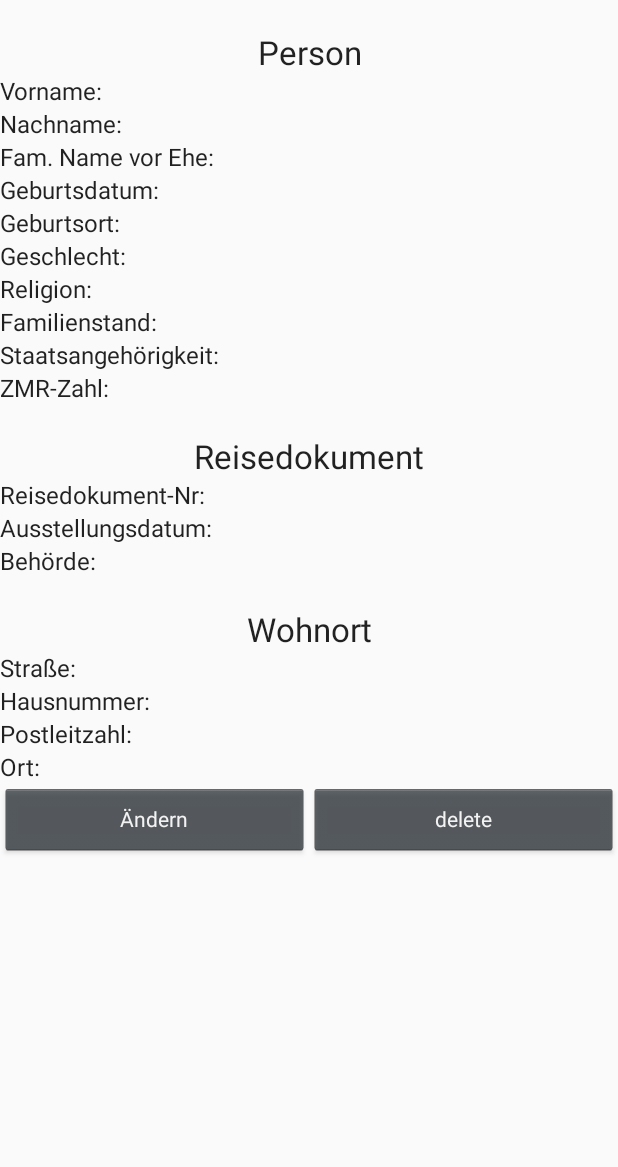
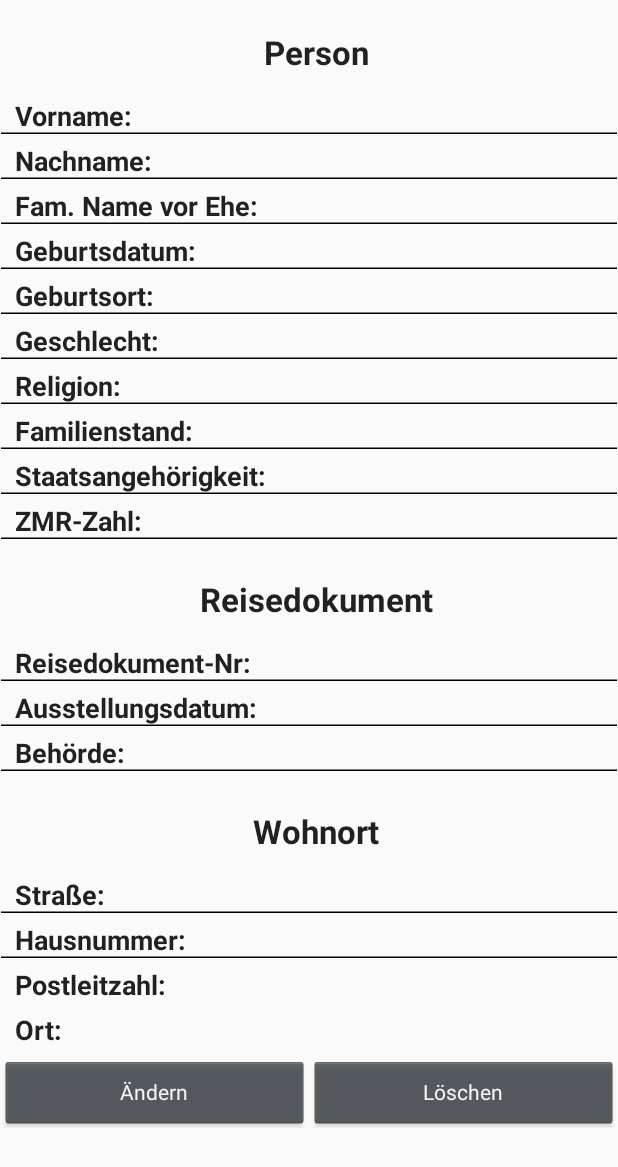
Before and after one commit to SKogelnik/resifo-android, an Android app: the DetailsActivity screen opened directly, with no data from a screen before it, on a phone screen of 412 x 824 dp. Shown: the top 1167 px of the screen. Run offline under Robolectric (Android 15) with nearby library versions, the phone set to English and light mode, and no system bars; 18 statements that could not run were skipped.

Commit message:
design improvements

```diff
--- /dev/null
+++ b/Resifo/app/src/main/res/drawable/border.xml
@@ -0,0 +1,9 @@
+<?xml version="1.0" encoding="utf-8"?>
+<layer-list xmlns:android="http://schemas.android.com/apk/res/android">
+    <item android:left="0dp" android:right="0dp"  android:top="0dp"
+        android:bottom="-24dp">
+        <shape android:shape="line">
+            <stroke android:width="1dp" android:color="#000000" />
+        </shape>
+    </item>
+</layer-list>
--- a/Resifo/app/src/main/res/layout/details.xml
+++ b/Resifo/app/src/main/res/layout/details.xml
@@ -2,11 +2,12 @@
 <LinearLayout xmlns:android="http://schemas.android.com/apk/res/android"
     xmlns:tools="http://schemas.android.com/tools"
     android:orientation="vertical" android:layout_width="match_parent"
-    android:layout_height="match_parent">
+    android:layout_height="wrap_content">
 
     <ScrollView
         android:layout_width="match_parent"
-        android:layout_height="wrap_content">
+        android:layout_height="wrap_content"
+        android:layout_weight="1">
 
         <LinearLayout
             android:layout_width="match_parent"
@@ -17,7 +18,10 @@
                 android:layout_width="match_parent"
                 android:layout_height="match_parent"
                 android:layout_marginTop="20dp"
-                android:layout_weight="1">
+                android:layout_weight="1"
+                android:layout_marginBottom="5dp"
+                android:paddingLeft="10dp"
+                android:scrollbarSize="15dp">
 
                 <TextView
                     android:text="Person"
@@ -25,13 +29,18 @@
                     android:layout_height="wrap_content"
                     android:id="@+id/textView24"
                     android:textAppearance="@android:style/TextAppearance.DeviceDefault.Large"
-                    android:textAlignment="center" />
+                    android:textAlignment="center"
+                    android:textStyle="normal|bold"
+                    android:layout_marginBottom="10dp" />
             </RelativeLayout>
 
             <LinearLayout
                 android:orientation="horizontal"
                 android:layout_width="match_parent"
-                android:layout_height="match_parent">
+                android:layout_height="match_parent"
+                android:layout_marginBottom="5dp"
+                android:paddingLeft="10dp"
+                android:background="@drawable/border">
 
                 <TextView
                     android:text="Vorname:"
@@ -40,7 +49,9 @@
                     android:id="@+id/textView7"
                     android:layout_weight="1"
                     android:textAppearance="@style/TextAppearance.AppCompat.Subhead"
-                    android:textAlignment="viewStart" />
+                    android:textAlignment="viewStart"
+                    android:textStyle="normal|bold"
+                    android:textSize="18sp" />
 
                 <TextView
                     android:layout_width="match_parent"
@@ -54,7 +65,10 @@
             <LinearLayout
                 android:orientation="horizontal"
                 android:layout_width="match_parent"
-                android:layout_height="match_parent">
+                android:layout_height="match_parent"
+                android:layout_marginBottom="5dp"
+                android:paddingLeft="10dp"
+                android:background="@drawable/border">
 
                 <TextView
                     android:text="Nachname:"
@@ -63,7 +77,9 @@
                     android:id="@+id/textView8"
                     android:layout_weight="1"
                     android:textAppearance="@style/TextAppearance.AppCompat.Subhead"
-                    android:textAlignment="viewStart" />
+                    android:textAlignment="viewStart"
+                    android:textStyle="normal|bold"
+                    android:textSize="18sp" />
 
                 <TextView
                     android:layout_width="match_parent"
@@ -76,7 +92,10 @@
             <LinearLayout
                 android:orientation="horizontal"
                 android:layout_width="match_parent"
-                android:layout_height="match_parent">
+                android:layout_height="match_parent"
+                android:layout_marginBottom="5dp"
+                android:paddingLeft="10dp"
+                android:background="@drawable/border">
 
                 <TextView
                     android:text="Fam. Name vor Ehe:"
@@ -85,7 +104,9 @@
                     android:id="@+id/textView9"
                     android:layout_weight="1"
                     android:textAppearance="@style/TextAppearance.AppCompat.Subhead"
-                    android:textAlignment="viewStart" />
+                    android:textAlignment="viewStart"
+                    android:textStyle="normal|bold"
+                    android:textSize="18sp" />
 
                 <TextView
                     android:layout_width="match_parent"
@@ -98,7 +119,10 @@
             <LinearLayout
                 android:orientation="horizontal"
                 android:layout_width="match_parent"
-                android:layout_height="match_parent">
+                android:layout_height="match_parent"
+                android:layout_marginBottom="5dp"
+                android:paddingLeft="10dp"
+                android:background="@drawable/border">
 
                 <TextView
                     android:text="Geburtsdatum:"
@@ -107,7 +131,9 @@
                     android:id="@+id/textView10"
                     android:layout_weight="1"
                     android:textAppearance="@style/TextAppearance.AppCompat.Subhead"
-                    android:textAlignment="viewStart" />
+                    android:textAlignment="viewStart"
+                    android:textStyle="normal|bold"
+                    android:textSize="18sp" />
 
                 <TextView
                     android:layout_width="match_parent"
@@ -120,7 +146,10 @@
             <LinearLayout
                 android:orientation="horizontal"
                 android:layout_width="match_parent"
-                android:layout_height="match_parent">
+                android:layout_height="match_parent"
+                android:layout_marginBottom="5dp"
+                android:paddingLeft="10dp"
+                android:background="@drawable/border">
 
                 <TextView
                     android:text="Geburtsort:"
@@ -129,7 +158,9 @@
                     android:id="@+id/textView11"
                     android:layout_weight="1"
                     android:textAppearance="@style/TextAppearance.AppCompat.Subhead"
-                    android:textAlignment="viewStart" />
+                    android:textAlignment="viewStart"
+                    android:textStyle="normal|bold"
+                    android:textSize="18sp" />
 
                 <TextView
                     android:layout_width="match_parent"
@@ -142,7 +173,10 @@
             <LinearLayout
                 android:orientation="horizontal"
                 android:layout_width="match_parent"
-                android:layout_height="match_parent">
+                android:layout_height="match_parent"
+                android:layout_marginBottom="5dp"
+                android:paddingLeft="10dp"
+                android:background="@drawable/border">
 
                 <TextView
                     android:text="Geschlecht:"
@@ -151,7 +185,9 @@
                     android:id="@+id/textView12"
                     android:layout_weight="1"
                     android:textAppearance="@style/TextAppearance.AppCompat.Subhead"
-                    android:textAlignment="viewStart" />
+                    android:textAlignment="viewStart"
+                    android:textStyle="normal|bold"
+                    android:textSize="18sp" />
 
                 <TextView
                     android:layout_width="match_parent"
@@ -164,7 +200,10 @@
             <LinearLayout
                 android:orientation="horizontal"
                 android:layout_width="match_parent"
-                android:layout_height="match_parent">
+                android:layout_height="match_parent"
+                android:layout_marginBottom="5dp"
+                android:paddingLeft="10dp"
+                android:background="@drawable/border">
 
                 <TextView
                     android:text="Religion:"
@@ -173,7 +212,9 @@
                     android:id="@+id/textView13"
                     android:layout_weight="1"
                     android:textAppearance="@style/TextAppearance.AppCompat.Subhead"
-                    android:textAlignment="viewStart" />
+                    android:textAlignment="viewStart"
+                    android:textStyle="normal|bold"
+                    android:textSize="18sp" />
 
                 <TextView
                     android:layout_width="match_parent"
@@ -186,7 +227,10 @@
             <LinearLayout
                 android:orientation="horizontal"
                 android:layout_width="match_parent"
-                android:layout_height="match_parent">
+                android:layout_height="match_parent"
+                android:layout_marginBottom="5dp"
+                android:paddingLeft="10dp"
+                android:background="@drawable/border">
 
                 <TextView
                     android:text="Familienstand:"
@@ -195,7 +239,9 @@
                     android:id="@+id/textView14"
                     android:layout_weight="1"
                     android:textAppearance="@style/TextAppearance.AppCompat.Subhead"
-                    android:textAlignment="viewStart" />
+                    android:textAlignment="viewStart"
+                    android:textStyle="normal|bold"
+                    android:textSize="18sp" />
 
                 <TextView
                     android:layout_width="match_parent"
@@ -208,7 +254,10 @@
             <LinearLayout
                 android:orientation="horizontal"
                 android:layout_width="match_parent"
-                android:layout_height="match_parent">
+                android:layout_height="match_parent"
+                android:layout_marginBottom="5dp"
+                android:paddingLeft="10dp"
+                android:background="@drawable/border">
 
                 <TextView
                     android:text="Staatsangehörigkeit:"
@@ -217,7 +266,9 @@
                     android:id="@+id/textView15"
                     android:layout_weight="1"
                     android:textAppearance="@style/TextAppearance.AppCompat.Subhead"
-                    android:textAlignment="viewStart" />
+                    android:textAlignment="viewStart"
+                    android:textStyle="normal|bold"
+                    android:textSize="18sp" />
 
                 <TextView
                     android:layout_width="match_parent"
@@ -230,7 +281,10 @@
             <LinearLayout
                 android:orientation="horizontal"
                 android:layout_width="match_parent"
-                android:layout_height="match_parent">
+                android:layout_height="match_parent"
+                android:layout_marginBottom="5dp"
+                android:paddingLeft="10dp"
+                android:background="@drawable/border">
 
                 <TextView
                     android:text="ZMR-Zahl:"
@@ -239,7 +293,9 @@
                     android:id="@+id/textView16"
                     android:layout_weight="1"
                     android:textAppearance="@style/TextAppearance.AppCompat.Subhead"
-                    android:textAlignment="viewStart" />
+                    android:textAlignment="viewStart"
+                    android:textStyle="normal|bold"
+                    android:textSize="18sp" />
 
                 <TextView
                     android:layout_width="match_parent"
@@ -252,7 +308,9 @@
             <RelativeLayout
                 android:layout_width="match_parent"
                 android:layout_height="match_parent"
-                android:layout_marginTop="20dp">
+                android:layout_marginTop="20dp"
+                android:layout_marginBottom="5dp"
+                android:paddingLeft="10dp">
 
                 <TextView
                     android:text="Reisedokument"
@@ -260,13 +318,18 @@
                     android:layout_height="wrap_content"
                     android:id="@+id/textView24"
                     android:textAppearance="@android:style/TextAppearance.DeviceDefault.Large"
-                    android:textAlignment="center" />
+                    android:textAlignment="center"
+                    android:textStyle="normal|bold"
+                    android:layout_marginBottom="10dp" />
             </RelativeLayout>
 
             <LinearLayout
                 android:orientation="horizontal"
                 android:layout_width="match_parent"
-                android:layout_height="match_parent">
+                android:layout_height="match_parent"
+                android:layout_marginBottom="5dp"
+                android:paddingLeft="10dp"
+                android:background="@drawable/border">
 
                 <TextView
                     android:layout_width="match_parent"
@@ -275,7 +338,9 @@
                     android:layout_weight="1"
                     android:text="Reisedokument-Nr:"
                     android:textAppearance="@style/TextAppearance.AppCompat.Subhead"
-                    android:textAlignment="viewStart" />
+                    android:textAlignment="viewStart"
+                    android:textStyle="normal|bold"
+                    android:textSize="18sp" />
 
                 <TextView
                     android:layout_width="match_parent"
@@ -288,7 +353,10 @@
             <LinearLayout
                 android:orientation="horizontal"
                 android:layout_width="match_parent"
-                android:layout_height="match_parent">
+                android:layout_height="match_parent"
+                android:layout_marginBottom="5dp"
+                android:paddingLeft="10dp"
+                android:background="@drawable/border">
 
                 <TextView
                     android:text="Ausstellungsdatum:"
@@ -297,7 +365,9 @@
                     android:id="@+id/textView18"
                     android:layout_weight="1"
                     android:textAppearance="@style/TextAppearance.AppCompat.Subhead"
-                    android:textAlignment="viewStart" />
+                    android:textAlignment="viewStart"
+                    android:textStyle="normal|bold"
+                    android:textSize="18sp" />
 
                 <TextView
                     android:layout_width="match_parent"
@@ -310,7 +380,10 @@
             <LinearLayout
                 android:orientation="horizontal"
                 android:layout_width="match_parent"
-                android:layout_height="match_parent">
+                android:layout_height="match_parent"
+                android:layout_marginBottom="5dp"
+                android:paddingLeft="10dp"
+                android:background="@drawable/border">
 
                 <TextView
                     android:text="Behörde:"
@@ -319,7 +392,9 @@
                     android:id="@+id/textView20"
                     android:layout_weight="1"
                     android:textAppearance="@style/TextAppearance.AppCompat.Subhead"
-                    android:textAlignment="viewStart" />
+                    android:textAlignment="viewStart"
+                    android:textStyle="normal|bold"
+                    android:textSize="18sp" />
 
                 <TextView
                     android:layout_width="match_parent"
@@ -334,7 +409,9 @@
                 android:layout_width="match_parent"
                 android:layout_height="match_parent"
                 android:layout_marginTop="20dp"
-                android:layout_weight="1">
+                android:layout_weight="1"
+                android:layout_marginBottom="5dp"
+                android:paddingLeft="10dp">
 
                 <TextView
                     android:text="Wohnort"
@@ -342,13 +419,18 @@
                     android:layout_height="wrap_content"
                     android:id="@+id/textView24"
                     android:textAppearance="@android:style/TextAppearance.DeviceDefault.Large"
-                    android:textAlignment="center" />
+                    android:textAlignment="center"
+                    android:textStyle="normal|bold"
+                    android:layout_marginBottom="10dp" />
             </RelativeLayout>
 
             <LinearLayout
                 android:orientation="horizontal"
                 android:layout_width="match_parent"
-                android:layout_height="match_parent">
+                android:layout_height="match_parent"
+                android:layout_marginBottom="5dp"
+                android:paddingLeft="10dp"
+                android:background="@drawable/border">
 
                 <TextView
                     android:text="Straße:"
@@ -357,7 +439,9 @@
                     android:id="@+id/textView19"
                     android:layout_weight="1"
                     android:textAppearance="@style/TextAppearance.AppCompat.Subhead"
-                    android:textAlignment="viewStart" />
+                    android:textAlignment="viewStart"
+                    android:textStyle="normal|bold"
+                    android:textSize="18sp" />
 
                 <TextView
                     android:layout_width="match_parent"
@@ -370,7 +454,10 @@
             <LinearLayout
                 android:orientation="horizontal"
                 android:layout_width="match_parent"
-                android:layout_height="match_parent">
+                android:layout_height="match_parent"
+                android:layout_marginBottom="5dp"
+                android:paddingLeft="10dp"
+                android:background="@drawable/border">
 
                 <TextView
                     android:text="Hausnummer:"
@@ -379,7 +466,9 @@
                     android:id="@+id/textView21"
                     android:layout_weight="1"
                     android:textAppearance="@style/TextAppearance.AppCompat.Subhead"
-                    android:textAlignment="viewStart" />
+                    android:textAlignment="viewStart"
+                    android:textStyle="normal|bold"
+                    android:textSize="18sp" />
 
                 <TextView
                     android:layout_width="match_parent"
@@ -392,7 +481,9 @@
             <LinearLayout
                 android:orientation="horizontal"
                 android:layout_width="match_parent"
-                android:layout_height="match_parent">
+                android:layout_height="match_parent"
+                android:layout_marginBottom="5dp"
+                android:paddingLeft="10dp">
 
                 <TextView
                     android:text="Postleitzahl:"
@@ -401,7 +492,9 @@
                     android:id="@+id/textView22"
                     android:layout_weight="1"
                     android:textAppearance="@style/TextAppearance.AppCompat.Subhead"
-                    android:textAlignment="viewStart" />
+                    android:textAlignment="viewStart"
+                    android:textStyle="normal|bold"
+                    android:textSize="18sp" />
 
                 <TextView
                     android:layout_width="match_parent"
@@ -414,7 +507,9 @@
             <LinearLayout
                 android:orientation="horizontal"
                 android:layout_width="match_parent"
-                android:layout_height="match_parent">
+                android:layout_height="match_parent"
+                android:layout_marginBottom="5dp"
+                android:paddingLeft="10dp">
 
                 <TextView
                     android:text="Ort:"
@@ -423,7 +518,9 @@
                     android:id="@+id/textView23"
                     android:layout_weight="1"
                     android:textAppearance="@style/TextAppearance.AppCompat.Subhead"
-                    android:textAlignment="viewStart" />
+                    android:textAlignment="viewStart"
+                    android:textStyle="normal|bold"
+                    android:textSize="18sp" />
 
                 <TextView
                     android:layout_width="match_parent"
@@ -439,7 +536,8 @@
     <LinearLayout
         android:orientation="horizontal"
         android:layout_width="match_parent"
-        android:layout_height="match_parent">
+        android:layout_height="wrap_content"
+        android:layout_weight="0">
 
         <Button
             android:text="OK"
@@ -460,7 +558,7 @@
             style="@style/btnStyle" />
 
         <Button
-            android:text="delete"
+            android:text="Löschen"
             android:layout_width="match_parent"
             android:layout_height="wrap_content"
             android:id="@+id/btnDelete"
```
